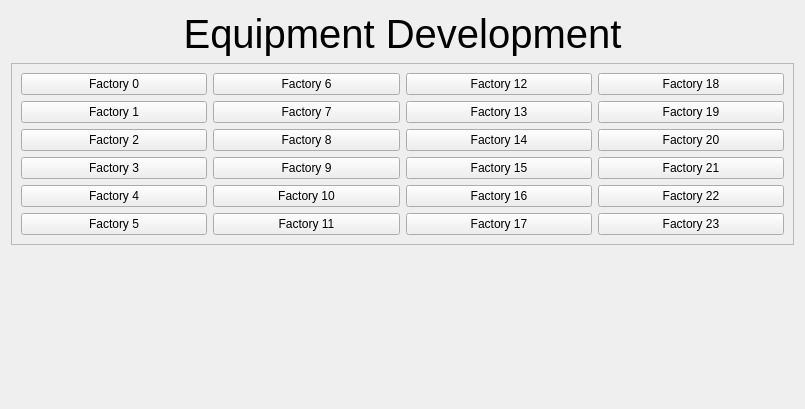
First picture: the form in CyberFleet/ClientGUI/ui/factoryarea.ui, repository ibicdlcod/GuoMuoRuoProject, before the edit.
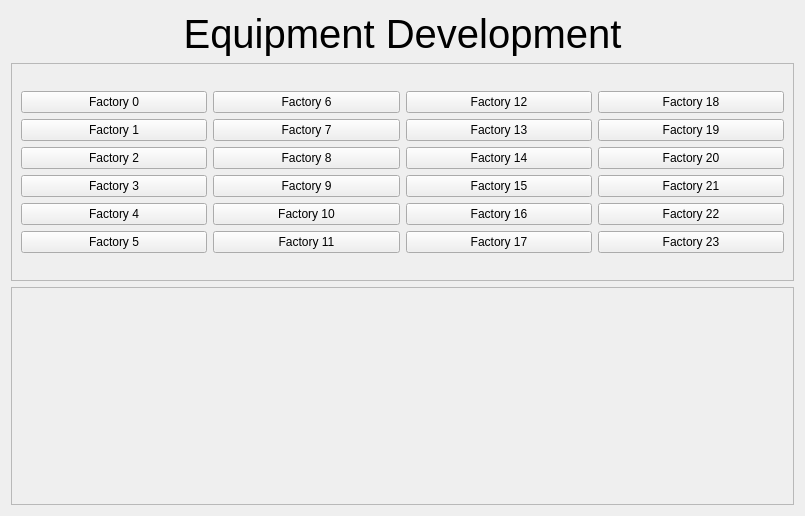
Second picture: the form after the edit. Custom widgets are drawn as their Qt base class.

```diff
--- a/CyberFleet/ClientGUI/ui/factoryarea.ui
+++ b/CyberFleet/ClientGUI/ui/factoryarea.ui
@@ -7,7 +7,7 @@
     <x>0</x>
     <y>0</y>
     <width>805</width>
-    <height>409</height>
+    <height>516</height>
    </rect>
   </property>
   <property name="windowTitle">
@@ -22,7 +22,7 @@
      <property name="sizePolicy">
       <sizepolicy hsizetype="Preferred" vsizetype="MinimumExpanding">
        <horstretch>0</horstretch>
-       <verstretch>40</verstretch>
+       <verstretch>1</verstretch>
       </sizepolicy>
      </property>
      <property name="font">
@@ -43,7 +43,7 @@
      <property name="sizePolicy">
       <sizepolicy hsizetype="Preferred" vsizetype="Expanding">
        <horstretch>0</horstretch>
-       <verstretch>111</verstretch>
+       <verstretch>10</verstretch>
       </sizepolicy>
      </property>
      <property name="minimumSize">
@@ -235,6 +235,34 @@
     </widget>
    </item>
    <item>
+    <widget class="QFrame" name="ArsenalAreaControl">
+     <property name="sizePolicy">
+      <sizepolicy hsizetype="Preferred" vsizetype="Preferred">
+       <horstretch>0</horstretch>
+       <verstretch>10</verstretch>
+      </sizepolicy>
+     </property>
+     <property name="frameShape">
+      <enum>QFrame::StyledPanel</enum>
+     </property>
+     <property name="frameShadow">
+      <enum>QFrame::Raised</enum>
+     </property>
+     <layout class="QHBoxLayout" name="horizontalLayout">
+      <item>
+       <spacer name="horizontalSpacer">
+        <property name="orientation">
+         <enum>Qt::Horizontal</enum>
+        </property>
+        <property name="sizeHint" stdset="0">
+         <size>
+          <width>40</width>
+          <height>20</height>
+         </size>
+        </property>
+       </spacer>
+      </item>
+      <item>
     <widget class="QFrame" name="ArsenalArea">
      <property name="sizePolicy">
       <sizepolicy hsizetype="Expanding" vsizetype="Expanding">
@@ -253,10 +281,23 @@
      </property>
     </widget>
    </item>
-  </layout>
-  <zorder>ArsenalArea</zorder>
-  <zorder>FactoryLabel</zorder>
-  <zorder>Slots</zorder>
+      <item>
+       <spacer name="horizontalSpacer_2">
+        <property name="orientation">
+         <enum>Qt::Horizontal</enum>
+        </property>
+        <property name="sizeHint" stdset="0">
+         <size>
+          <width>40</width>
+          <height>20</height>
+         </size>
+        </property>
+       </spacer>
+      </item>
+     </layout>
+    </widget>
+   </item>
+  </layout>
  </widget>
  <customwidgets>
   <customwidget>
```
Lines whose indentation alone changed are shown as unchanged.
